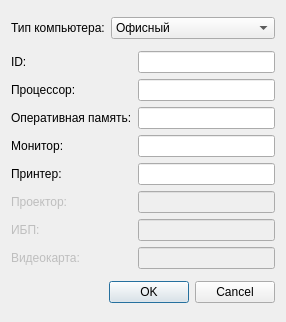
First picture: the form in newdialog.ui, repository chalexyur/sadb, before the edit.
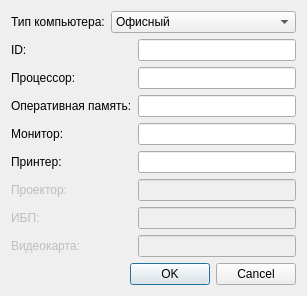
Second picture: the form after the edit.

```diff
--- a/newdialog.ui
+++ b/newdialog.ui
@@ -6,8 +6,8 @@
    <rect>
     <x>0</x>
     <y>0</y>
-    <width>266</width>
-    <height>322</height>
+    <width>273</width>
+    <height>275</height>
    </rect>
   </property>
   <property name="windowTitle">
@@ -19,7 +19,7 @@
   <property name="modal">
    <bool>true</bool>
   </property>
-  <layout class="QGridLayout" name="gridLayout_2">
+  <layout class="QGridLayout" name="gridLayout">
    <item row="0" column="0">
     <widget class="QLabel" name="label">
      <property name="text">
@@ -27,7 +27,7 @@
      </property>
     </widget>
    </item>
-   <item row="0" column="1">
+   <item row="0" column="1" colspan="2">
     <widget class="QComboBox" name="comboBox">
      <property name="minimumSize">
       <size>
@@ -68,9 +68,7 @@
      </item>
     </widget>
    </item>
-   <item row="1" column="0" colspan="2">
-    <layout class="QGridLayout" name="gridLayout">
-     <item row="0" column="0">
+   <item row="1" column="0">
       <widget class="QLabel" name="label_2">
        <property name="enabled">
         <bool>true</bool>
@@ -83,7 +81,7 @@
        </property>
       </widget>
      </item>
-     <item row="0" column="1">
+   <item row="1" column="2">
       <widget class="QLineEdit" name="lineEditId">
        <property name="enabled">
         <bool>true</bool>
@@ -93,7 +91,7 @@
        </property>
       </widget>
      </item>
-     <item row="1" column="0">
+   <item row="2" column="0">
       <widget class="QLabel" name="label_3">
        <property name="enabled">
         <bool>true</bool>
@@ -106,14 +104,14 @@
        </property>
       </widget>
      </item>
-     <item row="1" column="1">
+   <item row="2" column="2">
       <widget class="QLineEdit" name="lineEditCpu">
        <property name="enabled">
         <bool>true</bool>
        </property>
       </widget>
      </item>
-     <item row="2" column="0">
+   <item row="3" column="0" colspan="2">
       <widget class="QLabel" name="label_4">
        <property name="enabled">
         <bool>true</bool>
@@ -123,14 +121,14 @@
        </property>
       </widget>
      </item>
-     <item row="2" column="1">
+   <item row="3" column="2">
       <widget class="QLineEdit" name="lineEditRam">
        <property name="enabled">
         <bool>true</bool>
        </property>
       </widget>
      </item>
-     <item row="3" column="0">
+   <item row="4" column="0">
       <widget class="QLabel" name="label_5">
        <property name="enabled">
         <bool>true</bool>
@@ -140,14 +138,14 @@
        </property>
       </widget>
      </item>
-     <item row="3" column="1">
+   <item row="4" column="2">
       <widget class="QLineEdit" name="lineEditDisplay">
        <property name="enabled">
         <bool>true</bool>
        </property>
       </widget>
      </item>
-     <item row="4" column="0">
+   <item row="5" column="0">
       <widget class="QLabel" name="label_6">
        <property name="enabled">
         <bool>true</bool>
@@ -157,14 +155,14 @@
        </property>
       </widget>
      </item>
-     <item row="4" column="1">
+   <item row="5" column="2">
       <widget class="QLineEdit" name="lineEditPrinter">
        <property name="enabled">
         <bool>true</bool>
        </property>
       </widget>
      </item>
-     <item row="5" column="0">
+   <item row="6" column="0">
       <widget class="QLabel" name="label_7">
        <property name="enabled">
         <bool>false</bool>
@@ -174,14 +172,14 @@
        </property>
       </widget>
      </item>
-     <item row="5" column="1">
+   <item row="6" column="2">
       <widget class="QLineEdit" name="lineEditProjector">
        <property name="enabled">
         <bool>false</bool>
        </property>
       </widget>
      </item>
-     <item row="6" column="0">
+   <item row="7" column="0">
       <widget class="QLabel" name="label_8">
        <property name="enabled">
         <bool>false</bool>
@@ -191,14 +189,14 @@
        </property>
       </widget>
      </item>
-     <item row="6" column="1">
+   <item row="7" column="2">
       <widget class="QLineEdit" name="lineEditUps">
        <property name="enabled">
         <bool>false</bool>
        </property>
       </widget>
      </item>
-     <item row="7" column="0">
+   <item row="8" column="0">
       <widget class="QLabel" name="label_9">
        <property name="enabled">
         <bool>false</bool>
@@ -208,16 +206,14 @@
        </property>
       </widget>
      </item>
-     <item row="7" column="1">
+   <item row="8" column="2">
       <widget class="QLineEdit" name="lineEditGpu">
        <property name="enabled">
         <bool>false</bool>
        </property>
       </widget>
      </item>
-    </layout>
-   </item>
-   <item row="2" column="0" colspan="2">
+   <item row="9" column="1" colspan="2">
     <widget class="QDialogButtonBox" name="buttonBox">
      <property name="orientation">
       <enum>Qt::Horizontal</enum>
```
Left out of the diff: 2 changed lines with no effect on the pictures. Lines whose indentation alone changed are shown as unchanged.
